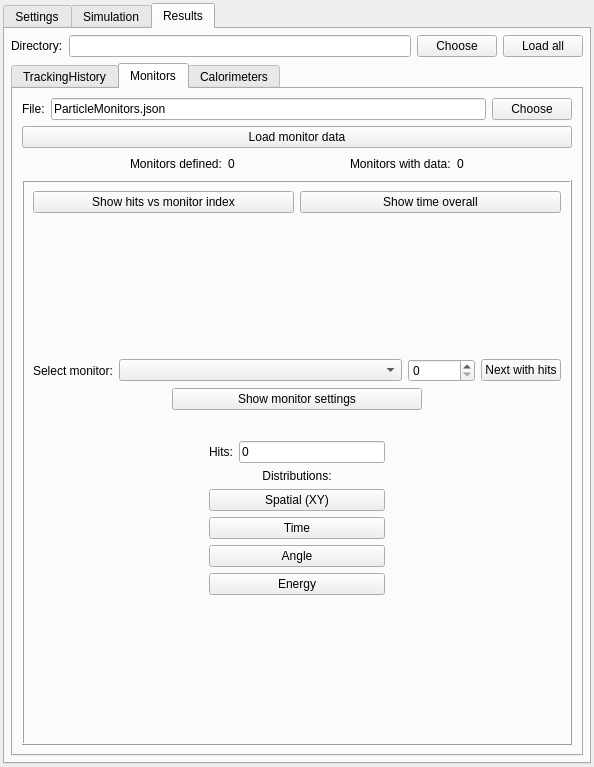
Old version of the form ants3bundle/src/ants3/gui/particleSim/aparticlesimwin.ui in the repository andrmor/ANTS3bundle.
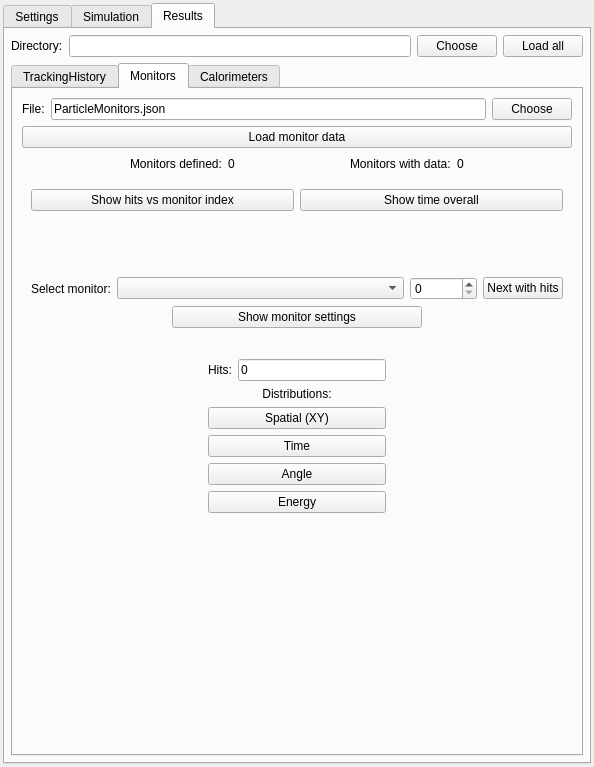
New version of the form. The open tabs and pages were chosen to show the change. Icons and pictures are not drawn.

Patch:
```diff
--- a/ants3bundle/src/ants3/gui/particleSim/aparticlesimwin.ui
+++ b/ants3bundle/src/ants3/gui/particleSim/aparticlesimwin.ui
@@ -3881,7 +3881,7 @@
                </sizepolicy>
               </property>
               <property name="frameShape">
-               <enum>QFrame::Box</enum>
+               <enum>QFrame::NoFrame</enum>
               </property>
               <property name="frameShadow">
                <enum>QFrame::Raised</enum>
@@ -3913,10 +3913,13 @@
                  <property name="orientation">
                   <enum>Qt::Vertical</enum>
                  </property>
+                 <property name="sizeType">
+                  <enum>QSizePolicy::Minimum</enum>
+                 </property>
                  <property name="sizeHint" stdset="0">
                   <size>
                    <width>20</width>
-                   <height>40</height>
+                   <height>60</height>
                   </size>
                  </property>
                 </spacer>
@@ -4127,7 +4130,7 @@
                  <property name="sizeHint" stdset="0">
                   <size>
                    <width>20</width>
-                   <height>40</height>
+                   <height>60</height>
                   </size>
                  </property>
                 </spacer>
```
Left out of the diff: 4 changed lines with no effect on the pictures.
